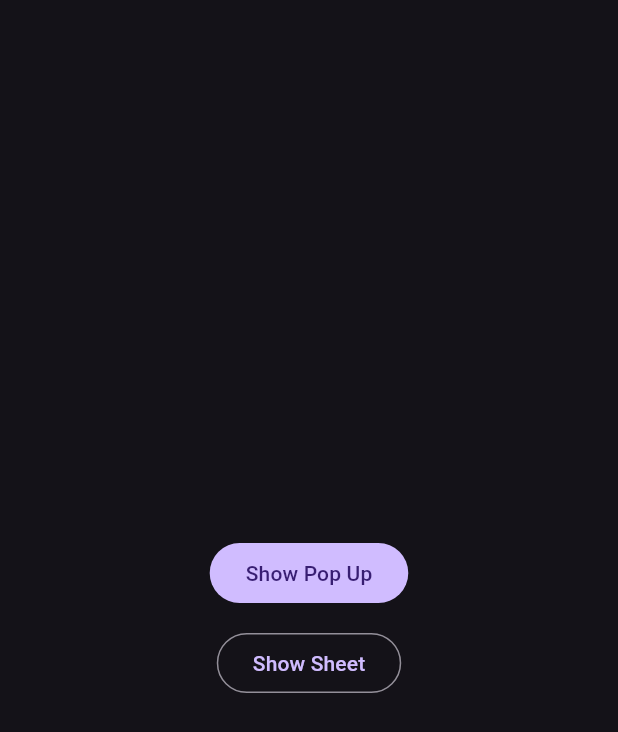
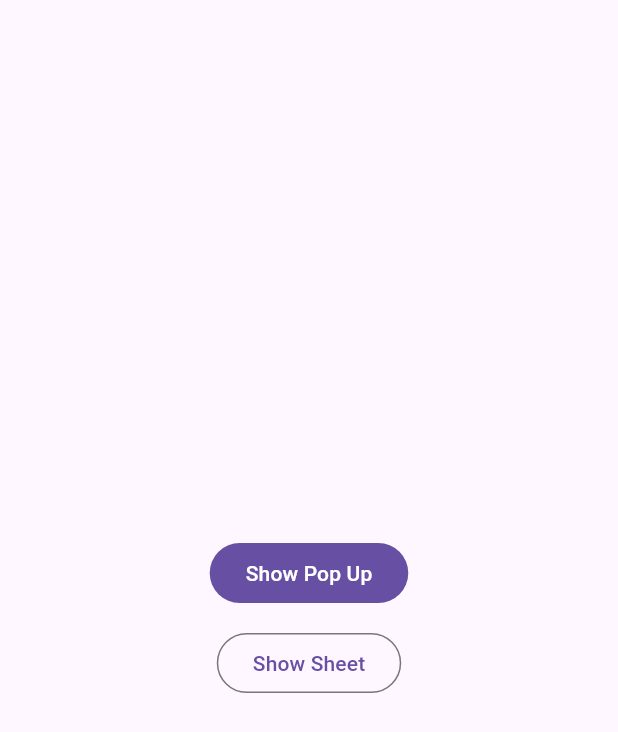
Before and after one commit to thing-code/thing_sheet, a Flutter app: the screen it shows after launch, on a phone screen of 412 x 824 dp. Shown: the top 732 px of the screen. Run offline on Flutter 3.47's test engine with Material 3 defaults, Android fonts, the phone set to English and light mode, and no system bars; our stand-ins replace cupertino_ui, material_ui; missing offline and left inert: motor.

Commit message:
Bump version to 1.0.0, update Dart SDK to 3.14.0, and upgrade material_ui dependency to 1.11.0

```diff
--- a/example/lib/main.dart
+++ b/example/lib/main.dart
@@ -11,8 +11,9 @@ class MainApp extends StatelessWidget {
   @override
   Widget build(BuildContext context) {
     return MaterialApp(
-      theme: ThemeData.dark(),
+      theme: ThemeData.light(),
       darkTheme: ThemeData.dark(),
+      themeMode: .light,
       home: HomePage(),
     );
   }
--- a/lib/src/thing_sheet.dart
+++ b/lib/src/thing_sheet.dart
@@ -1,6 +1,6 @@
 import 'package:cupertino_ui/cupertino_ui.dart' as cupertino;
 import 'package:flutter/widgets.dart';
-import 'package:material_ui/material_ui.dart' show Material;
+import 'package:material_ui/material_ui.dart' show Material, Theme;
 import 'package:thing_sheet/src/thing_pop_up.dart';
 
 class ThingSheet {
@@ -30,7 +30,9 @@ class ThingSheet {
     useNestedNavigation: useNestedNavigation,
     showDragHandle: showDragHandle,
     scrollableBuilder: (context, scrollController) {
+      final Color backgroundColor = Theme.of(context).colorScheme.surface;
       return Material(
+        color: backgroundColor,
         child: SafeArea(child: builder(context, scrollController)),
       );
     },
--- a/pubspec.yaml
+++ b/pubspec.yaml
@@ -1,10 +1,10 @@
 name: thing_sheet
 description: "A Complete Pop Up and Bottom Sheet with Material Expressive animations."
-version: 1.0.0-dev.0
+version: 1.0.0
 repository: "https://github.com/thing-code/thing_sheet"
 
 environment:
-  sdk: ^3.13.7
+  sdk: ^3.14.0
   flutter: ">=1.17.0"
 
 workspace:
@@ -15,7 +15,7 @@ dependencies:
     sdk: flutter
   motor: ^1.1.0
 
-  material_ui: ^1.10.0
+  material_ui: ^1.11.0
   cupertino_ui: ^1.1.6
 dev_dependencies:
   flutter_test:
```
Also changed, not shown: lib/src/thing_pop_up.dart (+13 -4 lines), 1 other file.
